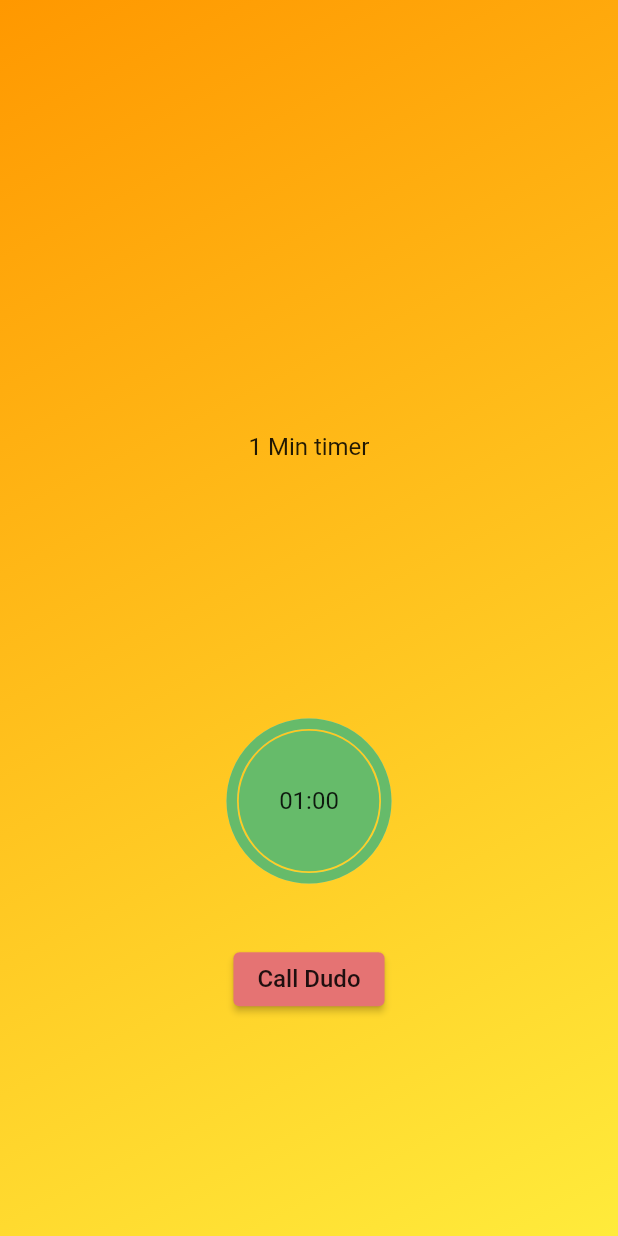
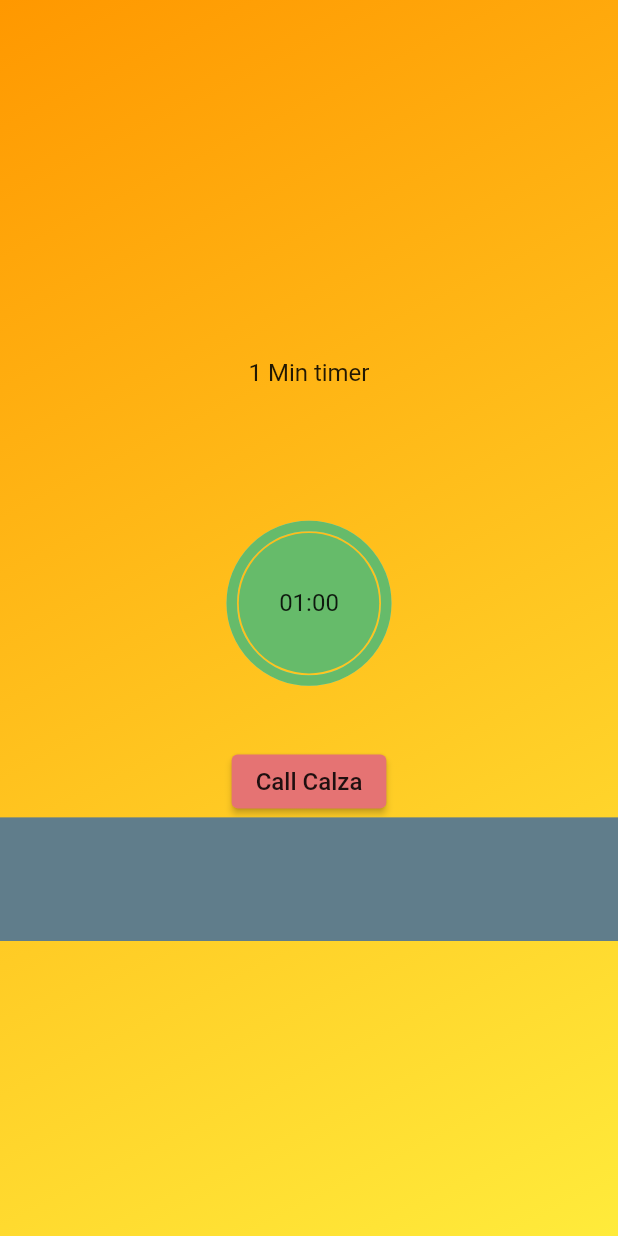
Before and after one commit to SeveralSnipe/PerudoApp, a Flutter app: the Game screen opened directly with empty values, on a phone screen of 412 x 824 dp. Run offline on Flutter 3.47's test engine with Material 2 defaults, Android fonts, the light colour scheme and no system bars; drawn by our look-alikes of circular_countdown_timer; our stand-ins replace firebase_core, firebase_database, google_fonts; accounts and stored records are empty; Roboto replaces fonts that are missing (Aleo).

Commit message:
Some changes

```diff
--- a/lib/game.dart
+++ b/lib/game.dart
@@ -42,7 +42,6 @@ class _GameState extends State<Game> {
         child: Scaffold(body:
             Consumer<GameProvider>(builder: (context, gameProvider, child) {
           return Container(
-            alignment: Alignment.center,
             decoration: const BoxDecoration(
               gradient: LinearGradient(
                 colors: [Colors.orange, Colors.yellow],
@@ -83,7 +82,7 @@ class _GameState extends State<Game> {
                     },
                   ),
                 ),
-                Padding(padding: EdgeInsets.symmetric(horizontal: double.infinity, vertical: 0.1*height)),
+                Padding(padding: EdgeInsets.symmetric(horizontal: double.infinity, vertical: 0.07*height)),
                 Text(
                     gameProvider.message,
                     style: GoogleFonts.aleo(
@@ -91,7 +90,7 @@ class _GameState extends State<Game> {
                       fontSize: 16,
                     ),
                   ),
-                Padding(padding: EdgeInsets.symmetric(horizontal: double.infinity, vertical: 0.1*height)),
+                Padding(padding: EdgeInsets.symmetric(horizontal: double.infinity, vertical: 0.05*height)),
                 // ListView.builder(
                 //   scrollDirection: Axis.horizontal,
                 //   shrinkWrap: true,
@@ -126,20 +125,20 @@ class _GameState extends State<Game> {
                 ),
                 Padding(padding: EdgeInsets.symmetric(horizontal: double.infinity, vertical: 0.02*height)),
                 gameProvider.message != "5 second break" ? ElevatedButton(
-                  onPressed: gameProvider.callDudo,
+                  onPressed: gameProvider.callCalza,
                   style: ButtonStyle(
                     backgroundColor:
                         MaterialStatePropertyAll(Colors.red.shade300),
                   ),
                   child: Text(
-                    "Call Dudo",
+                    "Call Calza",
                     style: GoogleFonts.aleo(
                       color: Colors.black87,
                       fontSize: 16,
                     ),
                   ),
                 ): const Padding(padding: EdgeInsets.all(0)),
-                // Container(alignment: Alignment.bottomCenter, width: double.infinity, height: 50, color: Colors.blueGrey,)
+                Container(alignment: Alignment.bottomCenter, height: 0.1*height, color: Colors.blueGrey,)
               ],
             ),
           );
--- a/lib/models.dart
+++ b/lib/models.dart
@@ -109,7 +109,7 @@ class GameProvider extends ChangeNotifier {
     notifyListeners();
   }
 
-  Future<void> callDudo() async{
+  Future<void> callCalza() async{
     final Map<String, dynamic> updates = {};
     updates['/flag']=!data['flag'];
     await databaseReference.update(updates);
```
